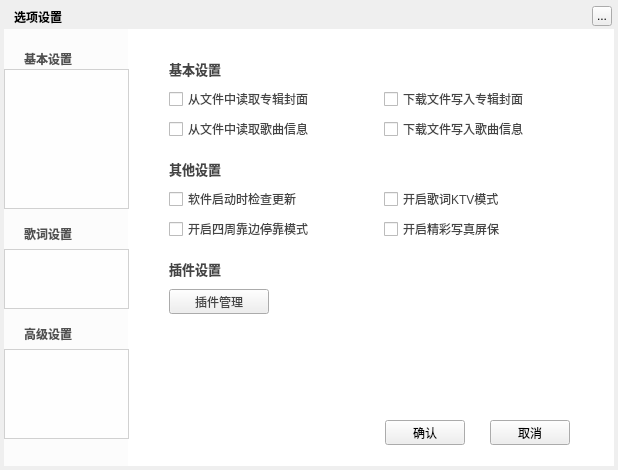
Above: TTKModule/TTKWidget/musicUiKits/musicWidgetKits/musicsettingwidget.ui from Greedysky/TTKMusicPlayer before the change. Below: the same form after it.
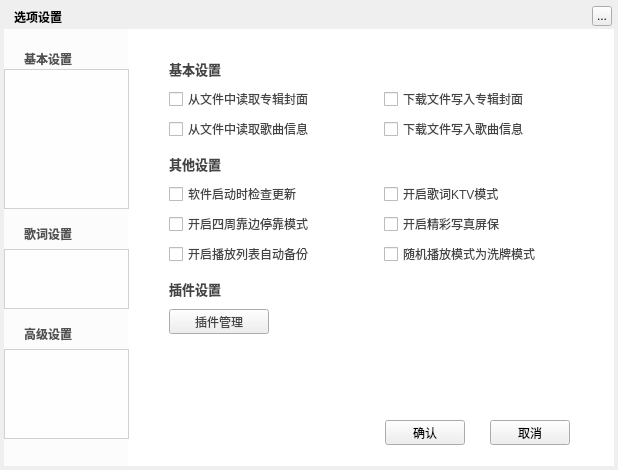
That is the form after the change. The open tabs and pages were chosen to show the change. Icons and pictures are not drawn. Custom widgets are drawn as their Qt base class.

Commit message: refactor: Optimize playlist row index more clear[078330]

Diff of the .ui file:
```diff
--- a/TTKModule/TTKWidget/musicUiKits/musicWidgetKits/musicsettingwidget.ui
+++ b/TTKModule/TTKWidget/musicUiKits/musicWidgetKits/musicsettingwidget.ui
@@ -1210,7 +1210,7 @@
      <property name="geometry">
       <rect>
        <x>25</x>
-       <y>150</y>
+       <y>145</y>
        <width>210</width>
        <height>20</height>
       </rect>
@@ -1223,7 +1223,7 @@
      <property name="geometry">
       <rect>
        <x>25</x>
-       <y>180</y>
+       <y>175</y>
        <width>210</width>
        <height>20</height>
       </rect>
@@ -1262,7 +1262,7 @@
      <property name="geometry">
       <rect>
        <x>25</x>
-       <y>120</y>
+       <y>115</y>
        <width>415</width>
        <height>20</height>
       </rect>
@@ -1280,7 +1280,7 @@
      <property name="geometry">
       <rect>
        <x>240</x>
-       <y>150</y>
+       <y>145</y>
        <width>200</width>
        <height>20</height>
       </rect>
@@ -1319,7 +1319,7 @@
      <property name="geometry">
       <rect>
        <x>240</x>
-       <y>180</y>
+       <y>175</y>
        <width>200</width>
        <height>20</height>
       </rect>
@@ -1332,7 +1332,7 @@
      <property name="geometry">
       <rect>
        <x>25</x>
-       <y>220</y>
+       <y>240</y>
        <width>415</width>
        <height>20</height>
       </rect>
@@ -1350,7 +1350,7 @@
      <property name="geometry">
       <rect>
        <x>25</x>
-       <y>250</y>
+       <y>270</y>
        <width>100</width>
        <height>25</height>
       </rect>
@@ -1359,6 +1359,32 @@
       <string>插件管理</string>
      </property>
     </widget>
+    <widget class="QCheckBox" name="otherPlaylistAutoSaveCheckBox">
+     <property name="geometry">
+      <rect>
+       <x>25</x>
+       <y>205</y>
+       <width>210</width>
+       <height>20</height>
+      </rect>
+     </property>
+     <property name="text">
+      <string>开启播放列表自动备份</string>
+     </property>
+    </widget>
+    <widget class="QCheckBox" name="otherRandomModeCheckBox">
+     <property name="geometry">
+      <rect>
+       <x>240</x>
+       <y>205</y>
+       <width>210</width>
+       <height>20</height>
+      </rect>
+     </property>
+     <property name="text">
+      <string>随机播放模式为洗牌模式</string>
+     </property>
+    </widget>
    </widget>
    <widget class="QWidget" name="six">
     <widget class="TTKThemeLineLabel" name="DbaseSetSongWordWidget">
```
The commit also changes 44 other files.
